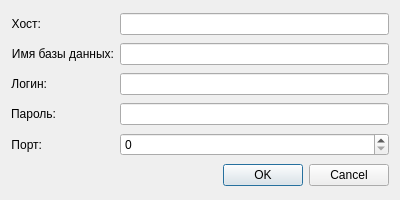
Qt form database/dbdata.ui (kudzem/netology_qt) before a commit.
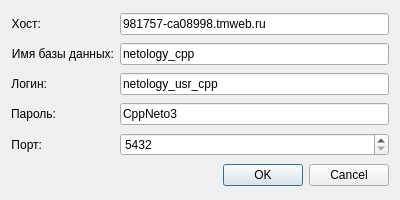
The same form after that commit.

What changed in the file:
```diff
--- a/database/dbdata.ui
+++ b/database/dbdata.ui
@@ -38,6 +38,9 @@
        <verstretch>0</verstretch>
       </sizepolicy>
      </property>
+     <property name="text">
+      <string>981757-ca08998.tmweb.ru</string>
+     </property>
     </widget>
    </item>
    <item row="1" column="0">
@@ -64,6 +67,9 @@
        <verstretch>0</verstretch>
       </sizepolicy>
      </property>
+     <property name="text">
+      <string>netology_cpp</string>
+     </property>
     </widget>
    </item>
    <item row="2" column="0">
@@ -90,6 +96,9 @@
        <verstretch>0</verstretch>
       </sizepolicy>
      </property>
+     <property name="text">
+      <string>netology_usr_cpp</string>
+     </property>
     </widget>
    </item>
    <item row="3" column="0">
@@ -116,6 +125,9 @@
        <verstretch>0</verstretch>
       </sizepolicy>
      </property>
+     <property name="text">
+      <string>CppNeto3</string>
+     </property>
     </widget>
    </item>
    <item row="4" column="0">
@@ -142,6 +154,9 @@
        <verstretch>0</verstretch>
       </sizepolicy>
      </property>
+     <property name="minimum">
+      <number>5432</number>
+     </property>
      <property name="maximum">
       <number>65535</number>
      </property>
```
